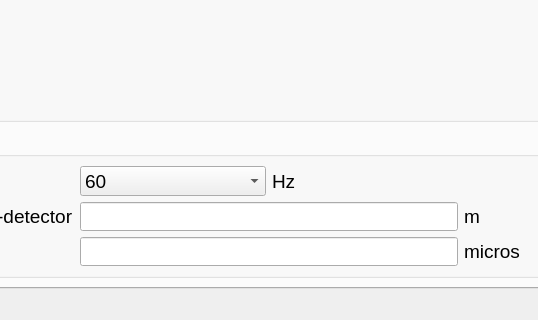
Above: designer/ui_mainWindow.ui from ornlneutronimaging/iBeatles before the change; both pictures show x 649 to 1187 and y 528 to 848 of the 1331 by 848 pixel window. Below: the same form after it.
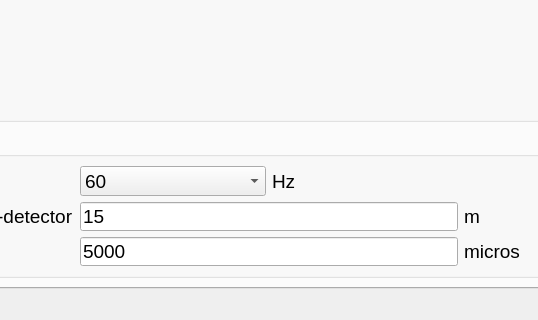
That is the form after the change. Custom widgets are drawn as their Qt base class.

Diff of the .ui file:
```diff
--- a/designer/ui_mainWindow.ui
+++ b/designer/ui_mainWindow.ui
@@ -543,7 +543,11 @@
                 </widget>
                </item>
                <item row="1" column="1" colspan="2">
-                <widget class="QLineEdit" name="lineEdit_2"/>
+                <widget class="QLineEdit" name="distance_source_detector">
+                 <property name="text">
+                  <string>15</string>
+                 </property>
+                </widget>
                </item>
                <item row="1" column="3">
                 <widget class="QLabel" name="label_6">
@@ -560,7 +564,11 @@
                 </widget>
                </item>
                <item row="2" column="1" colspan="2">
-                <widget class="QLineEdit" name="lineEdit_3"/>
+                <widget class="QLineEdit" name="detector_offset">
+                 <property name="text">
+                  <string>5000</string>
+                 </property>
+                </widget>
                </item>
                <item row="2" column="3">
                 <widget class="QLabel" name="label_8">
```
